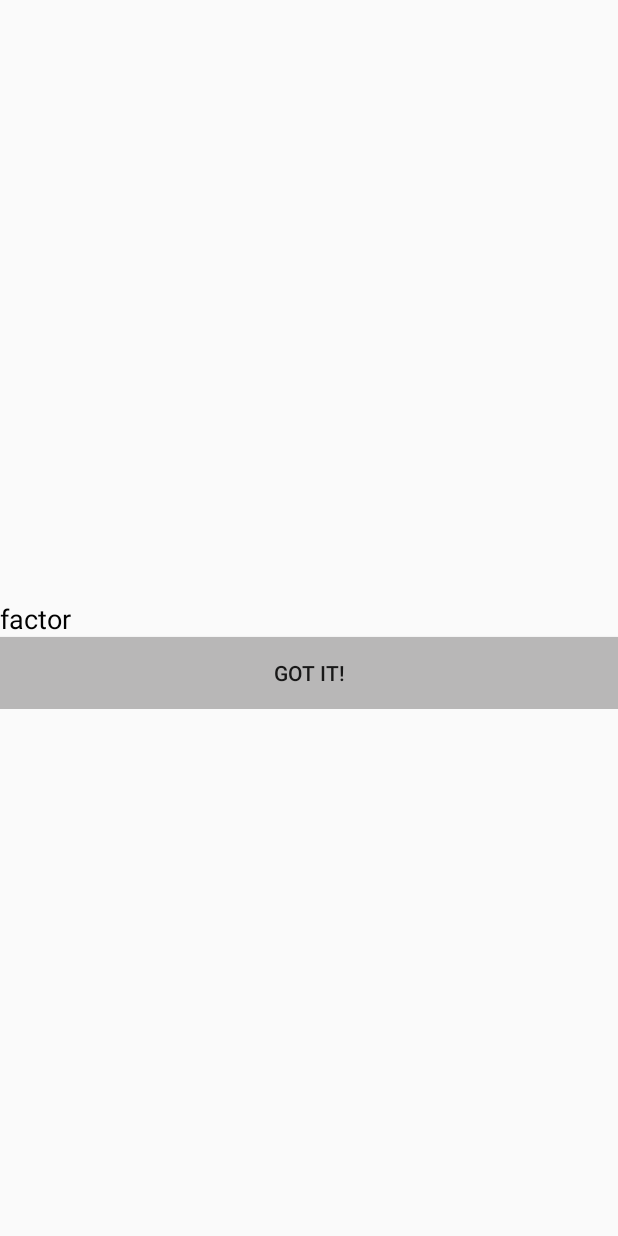
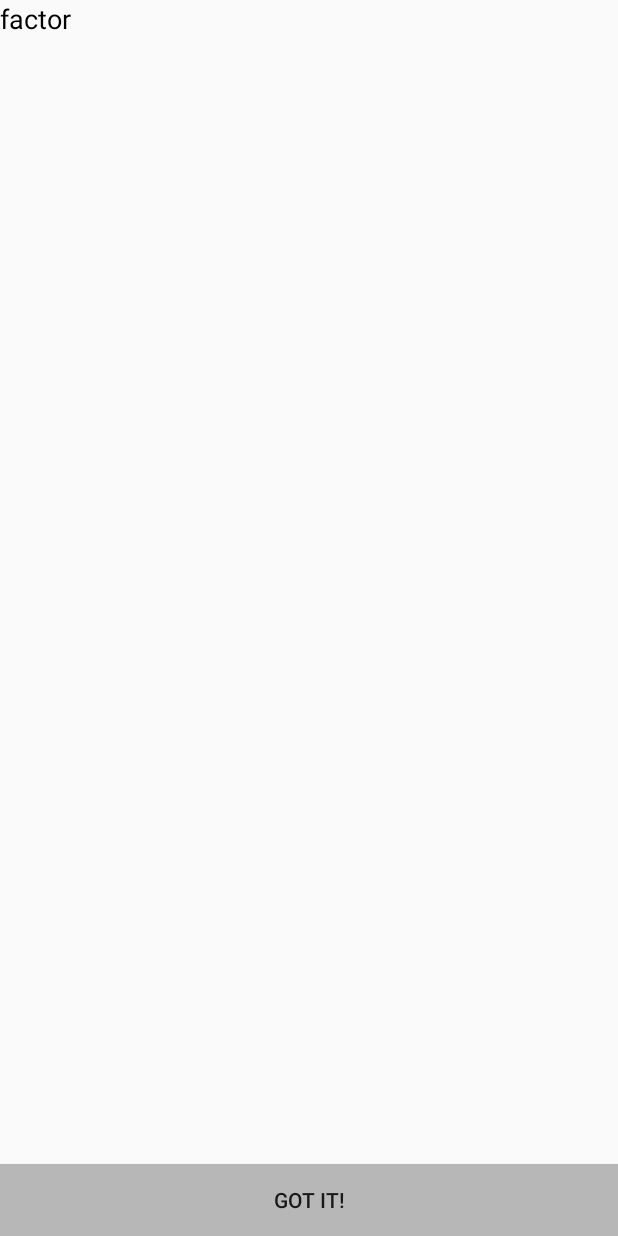
Before and after one commit to fzkfzkqq/mapboxv1.0, an Android app: the layout factor_popup_layout.xml on its own in the app's theme, with its tools: preview values and no code run, on a phone screen of 412 x 824 dp. Run offline under Robolectric (Android 15) with nearby library versions, the phone set to English and light mode, and no system bars.

Commit message:
last version before iteation 2

```diff
--- a/app/src/main/java/com/d26/mapbox/Activities/FloodActivity.java
+++ b/app/src/main/java/com/d26/mapbox/Activities/FloodActivity.java
@@ -236,7 +236,7 @@ public class FloodActivity extends
                         , null));
                 settingsDialog.show();
                 ImageView image = settingsDialog.findViewById(R.id.factor_image);
-                image.setBackgroundResource(R.drawable.flood_air);
+                image.setImageResource(R.drawable.flood_air);
                 TextView factor_des = settingsDialog.findViewById(R.id.factor_description);
                 factor_des.setText("How air pressure affects floods");
                 dialogue_button = settingsDialog.findViewById(R.id.dialogue_button);
@@ -258,7 +258,7 @@ public class FloodActivity extends
                         , null));
                 settingsDialog.show();
                 ImageView image = settingsDialog.findViewById(R.id.factor_image);
-                image.setBackgroundResource(R.drawable.flood_humi);
+                image.setImageResource(R.drawable.flood_humi);
                 TextView factor_des = settingsDialog.findViewById(R.id.factor_description);
                 factor_des.setText("How humidity affects flood");
                 dialogue_button = settingsDialog.findViewById(R.id.dialogue_button);
@@ -280,7 +280,7 @@ public class FloodActivity extends
                         , null));
                 settingsDialog.show();
                 ImageView image = settingsDialog.findViewById(R.id.factor_image);
-                image.setBackgroundResource(R.drawable.flood_rainfall);
+                image.setImageResource(R.drawable.flood_rainfall);
                 TextView factor_des = settingsDialog.findViewById(R.id.factor_description);
                 factor_des.setText("How rainfall lead to a flood");
                 dialogue_button = settingsDialog.findViewById(R.id.dialogue_button);
--- a/app/src/main/java/com/d26/mapbox/Activities/MainActivity.java
+++ b/app/src/main/java/com/d26/mapbox/Activities/MainActivity.java
@@ -309,7 +309,7 @@ public class MainActivity extends BaseDrawerActivity implements OnMapReadyCallba
                         , null));
                 settingsDialog.show();
                 ImageView image = settingsDialog.findViewById(R.id.factor_image);
-                image.setBackgroundResource(R.drawable.factor_temp);
+                image.setImageResource(R.drawable.factor_temp);
                 TextView factor_des = settingsDialog.findViewById(R.id.factor_description);
                 factor_des.setText("Temperature is the main factor, especially in Summer and Autumn.");
                 dialogue_button = settingsDialog.findViewById(R.id.dialogue_button);
@@ -332,7 +332,7 @@ public class MainActivity extends BaseDrawerActivity implements OnMapReadyCallba
                         , null));
                 settingsDialog.show();
                 ImageView image = settingsDialog.findViewById(R.id.factor_image);
-                image.setBackgroundResource(R.drawable.factor_humi);
+                image.setImageResource(R.drawable.factor_humi);
                 TextView factor_des = settingsDialog.findViewById(R.id.factor_description);
                 factor_des.setText("Relative humidity is commonly used to measure atmospheric moisture.");
                 dialogue_button = settingsDialog.findViewById(R.id.dialogue_button);
@@ -355,7 +355,7 @@ public class MainActivity extends BaseDrawerActivity implements OnMapReadyCallba
                         , null));
                 settingsDialog.show();
                 ImageView image = settingsDialog.findViewById(R.id.factor_image);
-                image.setBackgroundResource(R.drawable.factor_airpres);
+                image.setImageResource(R.drawable.factor_airpres);
                 TextView factor_des = settingsDialog.findViewById(R.id.factor_description);
                 factor_des.setText("Adding a feature like a trough or front that changes the wind direction increases the danger.");
                 dialogue_button = settingsDialog.findViewById(R.id.dialogue_button);
--- a/app/src/main/res/layout/activity_flood.xml
+++ b/app/src/main/res/layout/activity_flood.xml
@@ -173,7 +173,7 @@
                         android:layout_marginTop="10dp"
                         android:layout_weight="1"
                         android:background="@color/cardwhite"
-                        android:drawableTop="@drawable/rainfall32"
+                        android:drawableTop="@drawable/rain"
                         android:drawablePadding="10dp"
                         android:fontFamily="sans-serif"
                         android:text="No DATA"
--- a/app/src/main/res/layout/factor_popup_layout.xml
+++ b/app/src/main/res/layout/factor_popup_layout.xml
@@ -1,25 +1,41 @@
-<LinearLayout xmlns:android="http://schemas.android.com/apk/res/android"
+<RelativeLayout xmlns:android="http://schemas.android.com/apk/res/android"
     android:layout_width="match_parent" android:layout_height="wrap_content"
     android:orientation="vertical">
-    <ImageView
+    <ScrollView
+        android:layout_width="match_parent"
+        android:layout_height="match_parent"
+        android:fillViewport="true"
+    ><LinearLayout
+        android:layout_width="match_parent"
+        android:layout_height="match_parent"
+        android:orientation="vertical">
+
+        <TextView
+            android:id="@+id/factor_description"
+            android:layout_width="wrap_content"
+            android:layout_height="wrap_content"
+            android:gravity="center"
+            android:text="factor"
+            android:textColor="@android:color/black"
+            android:textSize="18dp" />
+
+        <ImageView
             android:id="@+id/factor_image"
             android:layout_width="match_parent"
-            android:layout_height="400dp"
+            android:layout_height="wrap_content"
+            android:scaleType="fitXY"
             />
+    </LinearLayout>
+    </ScrollView>
 
 
-    <TextView
-        android:id="@+id/factor_description"
-        android:layout_width="wrap_content"
-        android:layout_height="wrap_content"
-        android:gravity="center"
-        android:text="factor"
-        android:textColor="@android:color/black"
-        android:textSize="18dp" />
+
     <Button
         android:id="@+id/dialogue_button"
+        android:layout_alignParentBottom="true"
         android:background="@color/mapbox_grey"
-        android:layout_width="match_parent" android:layout_height="wrap_content"
+        android:layout_width="match_parent"
+        android:layout_height="wrap_content"
         android:text="Got it!" />
 
-</LinearLayout>
+</RelativeLayout>
```
Also changed, not shown: app/src/main/res/drawable/rain.png (added).
